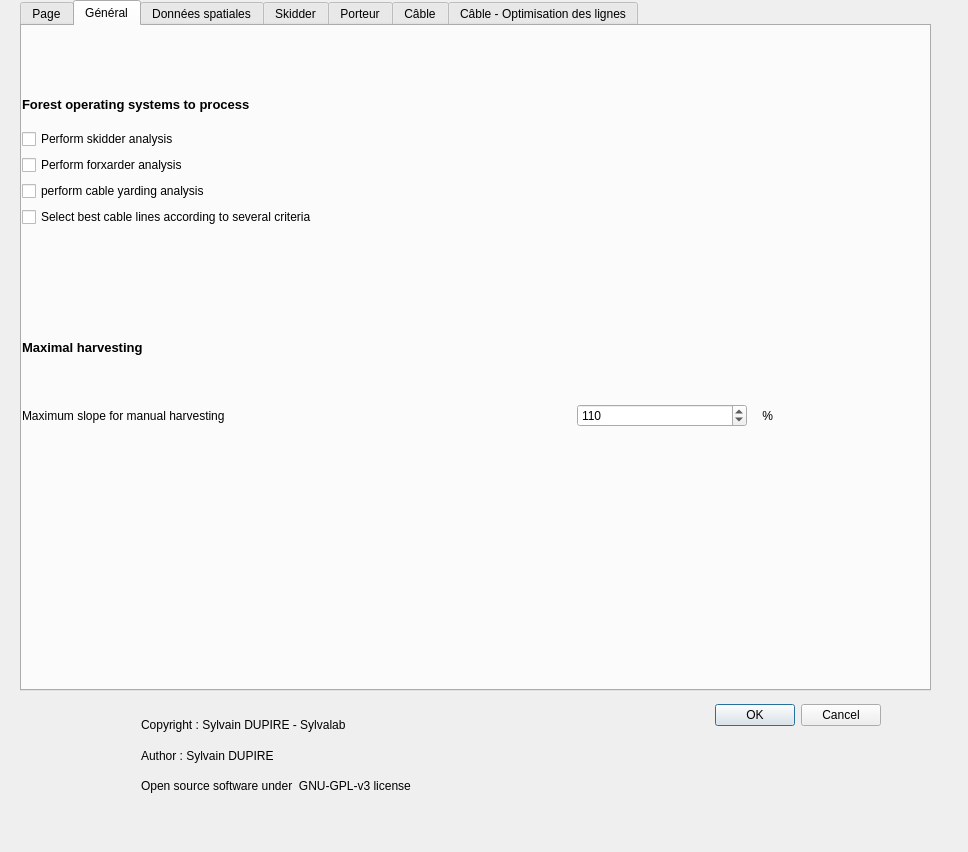
This is sylvaccess_plugin/sylvaccess_plugin_dialog_base.ui in Tijjat/Sylvaccess_qgis_plugin as Qt 5 draws it before an edit. The edited form follows.
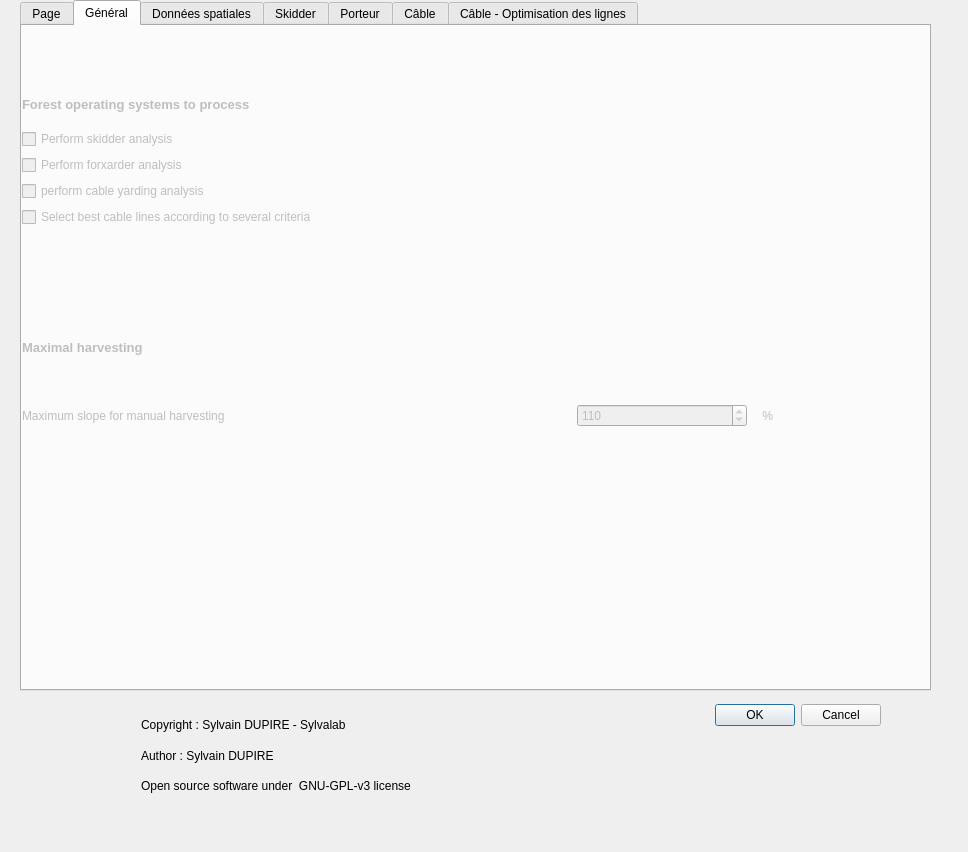
This is the edited form. The open tabs and pages were chosen to show the change. Icons and pictures are not drawn.

Diff of the .ui file:
```diff
--- a/sylvaccess_plugin/sylvaccess_plugin_dialog_base.ui
+++ b/sylvaccess_plugin/sylvaccess_plugin_dialog_base.ui
@@ -85,7 +85,7 @@
    </widget>
    <widget class="QWidget" name="general">
     <property name="enabled">
-     <bool>true</bool>
+     <bool>false</bool>
     </property>
     <property name="font">
      <font>
```
Left out of the diff: 4 changed lines with no effect on the pictures.
